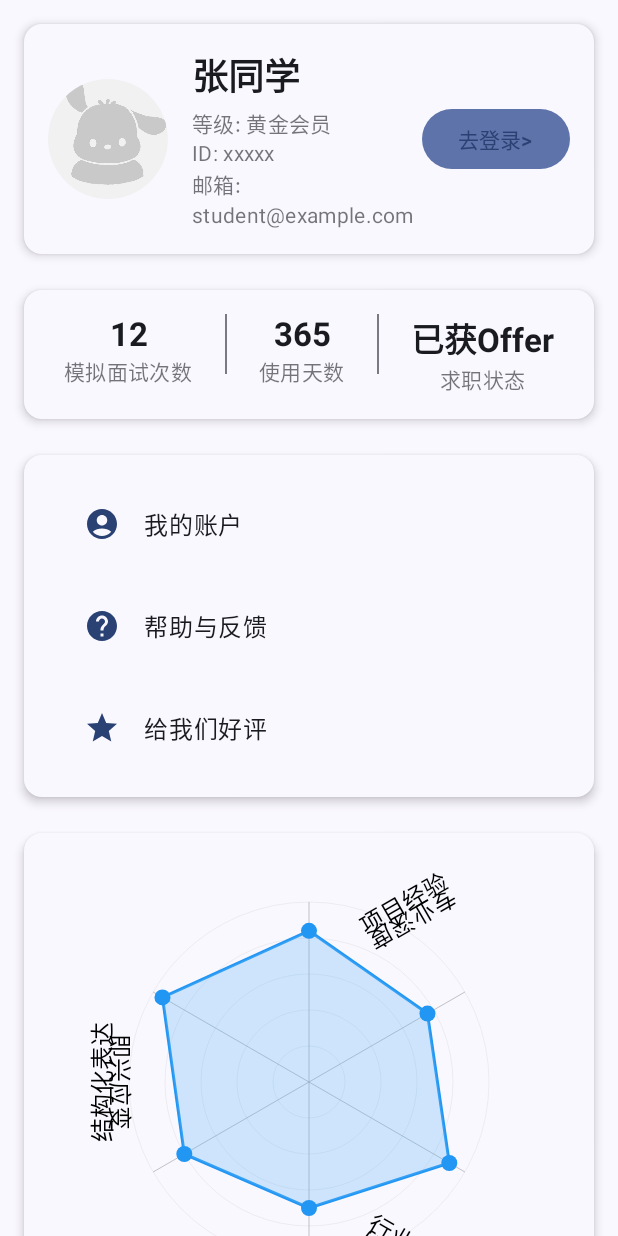
After one commit to Alpaca10086zyys/SwiftInterview, an Android app built with Jetpack Compose: the composable GroupsScreen shown on its own in the app's theme, on a phone screen of 412 x 824 dp. The commit adds this screen. Run offline under Robolectric (Android 15) with nearby library versions, the phone set to English and light mode, and no system bars; 8 statements that could not run were skipped.

Commit message:
add homepage , add login

```diff
--- a/frontend/Reply/app/src/main/java/com/example/reply/ui/ReplyApp.kt
+++ b/frontend/Reply/app/src/main/java/com/example/reply/ui/ReplyApp.kt
@@ -16,6 +16,8 @@ import androidx.navigation.compose.rememberNavController
 import androidx.window.layout.DisplayFeature
 import androidx.window.layout.FoldingFeature
 import com.example.reply.ui.interview.InterviewScreen
+import com.example.reply.ui.homepage.GroupsScreen
+import com.example.reply.ui.homepage.LoginScreen
 import com.example.reply.ui.navigation.ReplyNavigationActions
 import com.example.reply.ui.navigation.ReplyNavigationWrapper
 import com.example.reply.ui.navigation.Route
@@ -113,14 +115,14 @@ private fun ReplyNavHost(
         composable<Route.DirectMessages> {
             EmptyComingSoon()
         }
-        composable<Route.Book> { // 书本页面（第三个位置）
+        composable<Route.Book> {
             EmptyComingSoon()
         }
         composable<Route.Articles> {
             EmptyComingSoon()
         }
         composable<Route.Groups> {
-            EmptyComingSoon()
+            GroupsScreen()
         }
     }
 }
--- /dev/null
+++ b/frontend/Reply/app/src/main/java/com/example/reply/ui/homepage/FunctionButtonsSection.kt
@@ -0,0 +1,87 @@
+package com.example.reply.ui.homepage
+
+import androidx.compose.foundation.layout.Arrangement
+import androidx.compose.foundation.layout.Column
+import androidx.compose.foundation.layout.Row
+import androidx.compose.foundation.layout.Spacer
+import androidx.compose.foundation.layout.fillMaxWidth
+import androidx.compose.foundation.layout.height
+import androidx.compose.foundation.layout.padding
+import androidx.compose.foundation.layout.size
+import androidx.compose.material.icons.Icons
+import androidx.compose.material.icons.filled.AccountCircle
+import androidx.compose.material.icons.filled.Help
+import androidx.compose.material.icons.filled.Star
+import androidx.compose.material3.Button
+import androidx.compose.material3.ButtonDefaults
+import androidx.compose.material3.Icon
+import androidx.compose.material3.IconButton
+import androidx.compose.material3.MaterialTheme
+import androidx.compose.material3.Surface
+import androidx.compose.material3.Text
+import androidx.compose.runtime.Composable
+import androidx.compose.ui.Alignment
+import androidx.compose.ui.Modifier
+import androidx.compose.ui.graphics.vector.ImageVector
+import androidx.compose.ui.unit.dp
+
+@Composable
+fun FunctionButtonsSection() {
+    Surface(
+        modifier = Modifier.fillMaxWidth(),
+        shape = MaterialTheme.shapes.medium,
+        color = MaterialTheme.colorScheme.surface,
+        shadowElevation = 4.dp
+    ) {
+        Column(
+            modifier = Modifier.padding(16.dp)
+        ) {
+            FunctionButton(
+                icon = Icons.Filled.AccountCircle,
+                text = "我的账户"
+            )
+            Spacer(modifier = Modifier.height(8.dp))
+            FunctionButton(
+                icon = Icons.Filled.Help,
+                text = "帮助与反馈"
+            )
+            Spacer(modifier = Modifier.height(8.dp))
+            FunctionButton(
+                icon = Icons.Filled.Star,
+                text = "给我们好评"
+            )
+        }
+    }
+}
+
+@Composable
+fun FunctionButton(icon: ImageVector, text: String) {
+    Button(
+        onClick = { /* 处理点击事件 */ },
+        modifier = Modifier
+            .fillMaxWidth()
+            .height(60.dp),
+        colors = ButtonDefaults.buttonColors(
+            containerColor = MaterialTheme.colorScheme.surface,
+            contentColor = MaterialTheme.colorScheme.onSurface
+        ),
+        elevation = ButtonDefaults.buttonElevation(defaultElevation = 0.dp)
+    ) {
+        Row(
+            modifier = Modifier.fillMaxWidth(),
+            verticalAlignment = Alignment.CenterVertically
+        ) {
+            Icon(
+                imageVector = icon,
+                contentDescription = null,
+                modifier = Modifier.size(24.dp),
+                tint = MaterialTheme.colorScheme.primary
+            )
+            Spacer(modifier = Modifier.size(16.dp))
+            Text(
+                text = text,
+                style = MaterialTheme.typography.bodyLarge
+            )
+        }
+    }
+}
--- /dev/null
+++ b/frontend/Reply/app/src/main/java/com/example/reply/ui/homepage/GroupsMainPage.kt
@@ -0,0 +1,70 @@
+package com.example.reply.ui.homepage
+
+import androidx.compose.foundation.layout.Arrangement
+import androidx.compose.foundation.layout.Column
+import androidx.compose.foundation.layout.Spacer
+import androidx.compose.foundation.layout.fillMaxSize
+import androidx.compose.foundation.layout.fillMaxWidth
+import androidx.compose.foundation.layout.height
+import androidx.compose.foundation.layout.padding
+import androidx.compose.foundation.layout.size
+import androidx.compose.foundation.rememberScrollState
+import androidx.compose.foundation.verticalScroll
+import androidx.compose.material3.MaterialTheme
+import androidx.compose.material3.Surface
+import androidx.compose.runtime.Composable
+import androidx.compose.ui.Alignment
+import androidx.compose.ui.Modifier
+import androidx.compose.ui.unit.dp
+
+@Composable
+fun GroupsMainPage(
+    onLoginClicked: () -> Unit
+) {
+    Surface(
+        modifier = Modifier.fillMaxSize(),
+        color = MaterialTheme.colorScheme.background
+    ) {
+        Column(
+            modifier = Modifier
+                .verticalScroll(rememberScrollState())
+                .padding(16.dp),
+            horizontalAlignment = Alignment.CenterHorizontally
+        ) {
+            // 用户信息区域
+            UserInfoSection(onLoginClick = onLoginClicked)
+
+            Spacer(modifier = Modifier.height(24.dp))
+
+            // 数据统计区域
+            StatsSection()
+
+            Spacer(modifier = Modifier.height(24.dp))
+
+            // 功能按钮区域
+            FunctionButtonsSection()
+
+            Spacer(modifier = Modifier.height(24.dp))
+
+            // 雷达图区域
+            Surface(
+                modifier = Modifier.fillMaxWidth(),
+                shape = MaterialTheme.shapes.medium,
+                color = MaterialTheme.colorScheme.surface,
+                shadowElevation = 4.dp
+            ) {
+                Column(
+                    modifier = Modifier.padding(16.dp)
+                ) {
+                    RadarChart(
+                        values = listOf(4.2f, 3.8f, 4.5f, 3.5f, 4.0f, 4.7f),
+                        labels = listOf("结构化表达", "项目经验", "行业理解", "即兴应变", "专业深度", "沟通能力"),
+                        modifier = Modifier
+                            .align(Alignment.CenterHorizontally)
+                            .size(300.dp)
+                    )
+                }
+            }
+        }
+    }
+}
--- /dev/null
+++ b/frontend/Reply/app/src/main/java/com/example/reply/ui/homepage/GroupsScreen.kt
@@ -0,0 +1,28 @@
+package com.example.reply.ui.homepage
+
+import androidx.compose.runtime.Composable
+import androidx.compose.runtime.getValue
+import androidx.compose.runtime.mutableStateOf
+import androidx.compose.runtime.remember
+import androidx.compose.runtime.setValue
+
+// 定义页面枚举
+enum class GroupsPage {
+    Main,
+    Login
+}
+
+@Composable
+fun GroupsScreen() {  // 移除 navController 参数
+    // 使用状态管理当前页面
+    var currentPage by remember { mutableStateOf(GroupsPage.Main) }
+
+    when (currentPage) {
+        GroupsPage.Main -> GroupsMainPage(
+            onLoginClicked = { currentPage = GroupsPage.Login }
+        )
+        GroupsPage.Login -> LoginScreen(
+            onBackClicked = { currentPage = GroupsPage.Main }
+        )
+    }
+}
--- /dev/null
+++ b/frontend/Reply/app/src/main/java/com/example/reply/ui/homepage/LoginScreen.kt
@@ -0,0 +1,91 @@
+package com.example.reply.ui.homepage
+
+import androidx.compose.foundation.layout.Arrangement
+import androidx.compose.foundation.layout.Column
+import androidx.compose.foundation.layout.Spacer
+import androidx.compose.foundation.layout.fillMaxSize
+import androidx.compose.foundation.layout.fillMaxWidth
+import androidx.compose.foundation.layout.height
+import androidx.compose.foundation.layout.padding
+import androidx.compose.foundation.text.KeyboardOptions
+import androidx.compose.material.icons.Icons
+import androidx.compose.material.icons.filled.ArrowBack
+import androidx.compose.material3.Button
+import androidx.compose.material3.ExperimentalMaterial3Api
+import androidx.compose.material3.Icon
+import androidx.compose.material3.IconButton
+import androidx.compose.material3.MaterialTheme
+import androidx.compose.material3.OutlinedTextField
+import androidx.compose.material3.Scaffold
+import androidx.compose.material3.Text
+import androidx.compose.material3.TopAppBar
+import androidx.compose.runtime.Composable
+import androidx.compose.runtime.mutableStateOf
+import androidx.compose.runtime.remember
+import androidx.compose.ui.Alignment
+import androidx.compose.ui.Modifier
+import androidx.compose.ui.text.input.KeyboardType
+import androidx.compose.ui.text.input.PasswordVisualTransformation
+import androidx.compose.ui.unit.dp
+
+@OptIn(ExperimentalMaterial3Api::class)
+@Composable
+fun LoginScreen(
+    onBackClicked: () -> Unit
+) {
+    val email = remember { mutableStateOf("") }
+    val password = remember { mutableStateOf("") }
+
+    Scaffold(
+        topBar = {
+            TopAppBar(
+                title = { Text(text = "登录") },
+                navigationIcon = {
+                    IconButton(onClick = onBackClicked) {
+                        Icon(
+                            imageVector = Icons.Filled.ArrowBack,
+                            contentDescription = "返回"
+                        )
+                    }
+                }
+            )
+        }
+    ) { innerPadding ->
+        Column(
+            modifier = Modifier
+                .fillMaxSize()
+                .padding(innerPadding)
+                .padding(horizontal = 32.dp),
+            verticalArrangement = Arrangement.Center,
+            horizontalAlignment = Alignment.CenterHorizontally
+        ) {
+            OutlinedTextField(
+                value = email.value,
+                onValueChange = { email.value = it },
+                label = { Text("邮箱") },
+                modifier = Modifier.fillMaxWidth(),
+                keyboardOptions = KeyboardOptions(keyboardType = KeyboardType.Email)
+            )
+
+            Spacer(modifier = Modifier.height(16.dp))
+
+            OutlinedTextField(
+                value = password.value,
+                onValueChange = { password.value = it },
+                label = { Text("密码") },
+                modifier = Modifier.fillMaxWidth(),
+                visualTransformation = PasswordVisualTransformation(),
+                keyboardOptions = KeyboardOptions(keyboardType = KeyboardType.Password)
+            )
+
+            Spacer(modifier = Modifier.height(24.dp))
+
+            Button(
+                onClick = { /* 处理登录 */ },
+                modifier = Modifier.fillMaxWidth()
+            ) {
+                Text(text = "登录")
+            }
+        }
+    }
+}
--- /dev/null
+++ b/frontend/Reply/app/src/main/java/com/example/reply/ui/homepage/RadarChart.kt
@@ -0,0 +1,136 @@
+package com.example.reply.ui.homepage
+
+import androidx.compose.foundation.Canvas
+import androidx.compose.foundation.layout.size
+import androidx.compose.runtime.Composable
+import androidx.compose.ui.Modifier
+import androidx.compose.ui.geometry.Offset
+import androidx.compose.ui.graphics.Color
+import androidx.compose.ui.graphics.drawscope.Stroke
+import androidx.compose.ui.graphics.drawscope.rotate
+import androidx.compose.ui.graphics.nativeCanvas
+import androidx.compose.ui.tooling.preview.Preview
+import androidx.compose.ui.unit.dp
+import kotlin.math.PI
+import kotlin.math.cos
+import kotlin.math.sin
+
+@Composable
+fun RadarChart(
+    values: List<Float>,
+    labels: List<String>,
+    modifier: Modifier = Modifier,
+    maxValue: Float = 5f,
+    colors: List<Color> = listOf(Color(0xFF2196F3), Color(0xFF64B5F6)) // 修复了括号问题
+) { // 添加了函数参数列表的结束括号
+    Canvas(modifier = modifier) {
+        val center = Offset(size.width / 2, size.height / 2)
+        val radius = size.minDimension / 2 * 0.8f
+        val angleStep = 360f / values.size
+
+        // 绘制网格线（同心圆）
+        for (i in 1..5) {
+            val gridRadius = radius * (i / 5f)
+            drawCircle(
+                color = Color.LightGray.copy(alpha = 0.3f),
+                center = center,
+                radius = gridRadius,
+                style = Stroke(width = 1f)
+            )
+        }
+
+        // 绘制轴线
+        for (i in values.indices) {
+            val angle = angleStep * i - 90
+            val radian = angle * PI / 180
+            val endX = center.x + radius * cos(radian).toFloat()
+            val endY = center.y + radius * sin(radian).toFloat()
+
+            drawLine(
+                color = Color.Gray.copy(alpha = 0.5f),
+                start = center,
+                end = Offset(endX, endY),
+                strokeWidth = 1f
+            )
+        }
+
+        // 绘制雷达图数据点
+        val points = mutableListOf<Offset>()
+        for (i in values.indices) {
+            val value = values[i].coerceIn(0f, maxValue)
+            val normalizedValue = value / maxValue
+            val angle = angleStep * i - 90
+            val radian = angle * PI / 180
+            val x = center.x + radius * normalizedValue * cos(radian).toFloat()
+            val y = center.y + radius * normalizedValue * sin(radian).toFloat()
+            points.add(Offset(x, y))
+        }
+
+        // 连接点形成多边形
+        for (i in points.indices) {
+            val nextIndex = (i + 1) % points.size
+            drawLine(
+                color = colors[0],
+                start = points[i],
+                end = points[nextIndex],
+                strokeWidth = 3f
+            )
+        }
+
+        // 填充多边形
+        if (points.size >= 3) {
+            val path = androidx.compose.ui.graphics.Path().apply {
+                moveTo(points[0].x, points[0].y)
+                for (i in 1 until points.size) {
+                    lineTo(points[i].x, points[i].y)
+                }
+                close()
+            }
+            drawPath(
+                path = path,
+                color = colors[1].copy(alpha = 0.3f)
+            )
+        }
+
+        // 绘制数据点
+        points.forEach { point ->
+            drawCircle(
+                color = colors[0],
+                center = point,
+                radius = 8f
+            )
+        }
+
+        // 绘制标签
+        for (i in labels.indices) {
+            val angle = angleStep * i - 90
+            val radian = angle * PI / 180
+            val labelRadius = radius * 1.1f
+            val x = center.x + labelRadius * cos(radian).toFloat()
+            val y = center.y + labelRadius * sin(radian).toFloat()
+
+            rotate(angle, center) {
+                drawContext.canvas.nativeCanvas.drawText(
+                    labels[i],
+                    x,
+                    y,
+                    android.graphics.Paint().apply {
+                        color = android.graphics.Color.BLACK
+                        textSize = 24f
+                        textAlign = android.graphics.Paint.Align.CENTER
+                    }
+                )
+            }
+        }
+    }
+}
+
+@Preview
+@Composable
+fun PreviewRadarChart() {
+    RadarChart(
+        values = listOf(4.2f, 3.8f, 4.5f, 3.5f, 4.0f, 4.7f),
+        labels = listOf("表达", "项目", "行业", "应变", "专业", "沟通"),
+        modifier = Modifier.size(200.dp)
+    )
+}
--- /dev/null
+++ b/frontend/Reply/app/src/main/java/com/example/reply/ui/homepage/StatsSection.kt
@@ -0,0 +1,71 @@
+package com.example.reply.ui.homepage
+
+import androidx.compose.foundation.layout.Arrangement
+import androidx.compose.foundation.layout.Column
+import androidx.compose.foundation.layout.Row
+import androidx.compose.foundation.layout.Spacer
+import androidx.compose.foundation.layout.fillMaxWidth
+import androidx.compose.foundation.layout.height
+import androidx.compose.foundation.layout.padding
+import androidx.compose.foundation.layout.width
+import androidx.compose.foundation.layout.wrapContentSize
+import androidx.compose.material3.Divider
+import androidx.compose.material3.MaterialTheme
+import androidx.compose.material3.Surface
+import androidx.compose.material3.Text
+import androidx.compose.runtime.Composable
+import androidx.compose.ui.Alignment
+import androidx.compose.ui.Modifier
+import androidx.compose.ui.graphics.Color
+import androidx.compose.ui.text.font.FontWeight
+import androidx.compose.ui.unit.dp
+
+@Composable
+fun StatsSection() {
+    Surface(
+        modifier = Modifier.fillMaxWidth(),
+        shape = MaterialTheme.shapes.medium,
+        color = MaterialTheme.colorScheme.surface,
+        shadowElevation = 4.dp
+    ) {
+        Row(
+            modifier = Modifier
+                .fillMaxWidth()
+                .padding(16.dp),
+            horizontalArrangement = Arrangement.SpaceAround
+        ) {
+
+            StatItem(title = "模拟面试次数", value = "12")
+            Divider(
+                modifier = Modifier
+                    .height(40.dp)
+                    .width(1.dp)
+            )
+            StatItem(title = "使用天数", value = "365")
+            Divider(
+                modifier = Modifier
+                    .height(40.dp)
+                    .width(1.dp)
+            )
+            StatItem(title = "求职状态", value = "已获Offer")
+        }
+    }
+}
+
+@Composable
+fun StatItem(title: String, value: String) {
+    Column(
+        horizontalAlignment = Alignment.CenterHorizontally
+    ) {
+        Text(
+            text = value,
+            style = MaterialTheme.typography.titleLarge,
+            fontWeight = FontWeight.Bold
+        )
+        Text(
+            text = title,
+            style = MaterialTheme.typography.bodyMedium,
+            color = MaterialTheme.colorScheme.onSurface.copy(alpha = 0.6f)
+        )
+    }
+}
--- /dev/null
+++ b/frontend/Reply/app/src/main/java/com/example/reply/ui/homepage/UserInfoSection.kt
@@ -0,0 +1,94 @@
+package com.example.reply.ui.homepage
+
+import androidx.compose.foundation.Image
+import androidx.compose.foundation.layout.Arrangement
+import androidx.compose.foundation.layout.Column
+import androidx.compose.foundation.layout.Row
+import androidx.compose.foundation.layout.Spacer
+import androidx.compose.foundation.layout.fillMaxWidth
+import androidx.compose.foundation.layout.height
+import androidx.compose.foundation.layout.padding
+import androidx.compose.foundation.layout.size
+import androidx.compose.foundation.shape.CircleShape
+import androidx.compose.material3.Button
+import androidx.compose.material3.ButtonDefaults
+import androidx.compose.material3.MaterialTheme
+import androidx.compose.material3.Surface
+import androidx.compose.material3.Text
+import androidx.compose.runtime.Composable
+import androidx.compose.ui.Alignment
+import androidx.compose.ui.Modifier
+import androidx.compose.ui.draw.clip
+import androidx.compose.ui.layout.ContentScale
+import androidx.compose.ui.res.painterResource
+import androidx.compose.ui.text.font.FontWeight
+import androidx.compose.ui.unit.dp
+import com.example.reply.R
+
+@Composable
+fun UserInfoSection(onLoginClick: () -> Unit) {
+    Surface(
+        modifier = Modifier.fillMaxWidth(),
+        shape = MaterialTheme.shapes.medium,
+        color = MaterialTheme.colorScheme.surface,
+        shadowElevation = 4.dp
+    ) {
+        Row(
+            modifier = Modifier
+                .fillMaxWidth()
+                .padding(16.dp),
+            verticalAlignment = Alignment.CenterVertically
+        ) {
+            // 用户头像
+            Image(
+                painter = painterResource(id = R.drawable.profile_animation),
+                contentDescription = "用户头像",
+                modifier = Modifier
+                    .size(80.dp)
+                    .clip(CircleShape),
+                contentScale = ContentScale.Crop
+            )
+
+            Spacer(modifier = Modifier.size(16.dp))
+
+            // 用户详情
+            Column(
+                modifier = Modifier.weight(1f)
+            ) {
+                Text(
+                    text = "张同学",
+                    style = MaterialTheme.typography.headlineSmall,
+                    fontWeight = FontWeight.Bold
+                )
+                Spacer(modifier = Modifier.height(4.dp))
+                Text(
+                    text = "等级: 黄金会员",
+                    style = MaterialTheme.typography.bodyMedium,
+                    color = MaterialTheme.colorScheme.onSurface.copy(alpha = 0.6f)
+                )
+                Text(
+                    text = "ID: xxxxx",
+                    style = MaterialTheme.typography.bodyMedium,
+                    color = MaterialTheme.colorScheme.onSurface.copy(alpha = 0.6f)
+                )
+                Text(
+                    text = "邮箱: student@example.com",
+                    style = MaterialTheme.typography.bodyMedium,
+                    color = MaterialTheme.colorScheme.onSurface.copy(alpha = 0.6f)
+                )
+            }
+
+            // 去登录按钮
+            Button(
+                onClick = onLoginClick,
+                colors = ButtonDefaults.buttonColors(
+                    containerColor = MaterialTheme.colorScheme.primaryContainer,
+                    contentColor = MaterialTheme.colorScheme.primary
+                ),
+                elevation = ButtonDefaults.buttonElevation(defaultElevation = 0.dp)
+            ) {
+                Text(text = "去登录>")
+            }
+        }
+    }
+}
```
Also changed, not shown: frontend/Reply/app/src/main/res/drawable-nodpi/ic_account.png (added), frontend/Reply/app/src/main/res/drawable-nodpi/ic_good.png (added), frontend/Reply/app/src/main/res/drawable-nodpi/ic_help.png (added), frontend/Reply/app/src/main/res/drawable-nodpi/profile_animation.jpeg (added).
